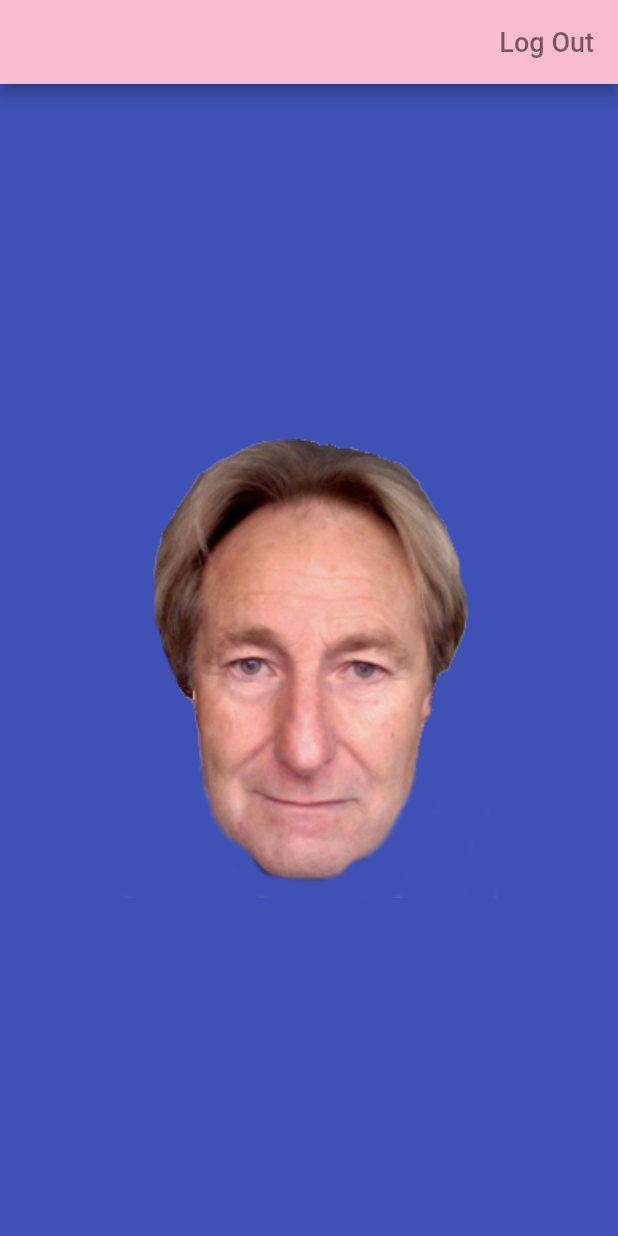
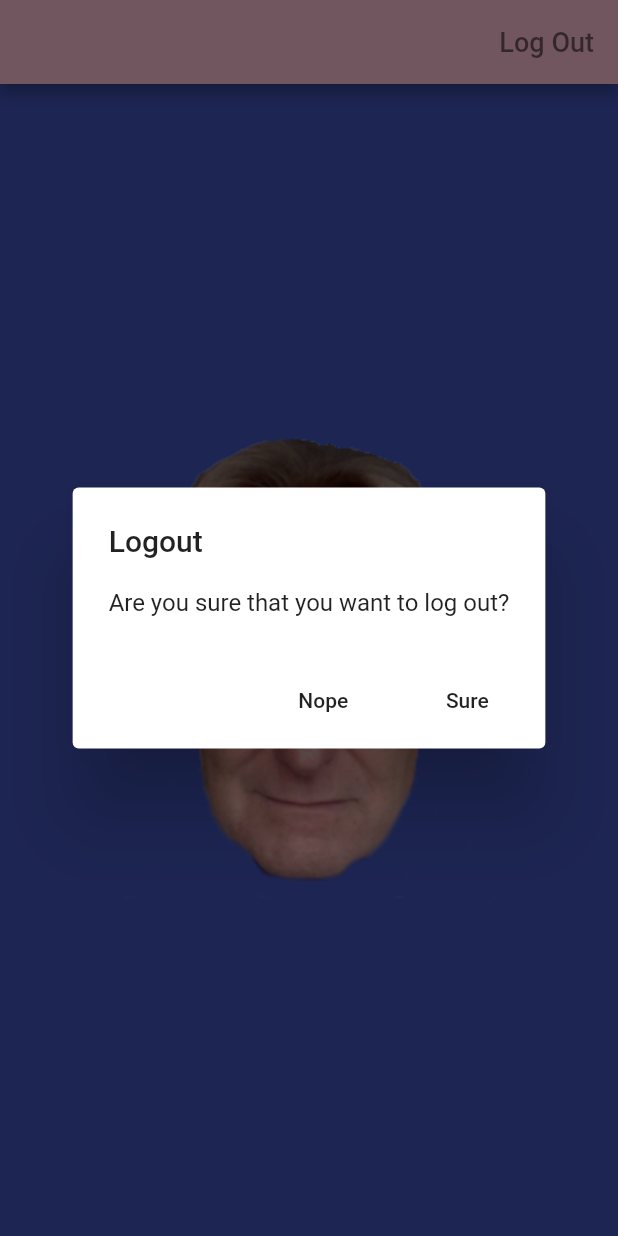
Before and after one commit to zachisit/Leo_Flutter_Mobile_App, a Flutter app: the screen it shows once a user with an empty profile is signed in, after a tap on "Log Out", on a phone screen of 412 x 824 dp. Run offline on Flutter 3.47's test engine with Material 2 defaults, Android fonts, the phone set to English and light mode, and no system bars; our stand-ins replace firebase_auth, google_sign_in; accounts and stored records are empty; network calls fail.

Commit message:
platform specific dialogs

```diff
--- a/lib/app/sign_in/email_sign_in_form.dart
+++ b/lib/app/sign_in/email_sign_in_form.dart
@@ -1,6 +1,10 @@
+
+import 'dart:io';
+
 import 'package:flutter/material.dart';
 import 'package:flutter_leo/app/utility/validators.dart';
 import 'package:flutter_leo/common_widgets/form_submit_button.dart';
+import 'package:flutter_leo/common_widgets/platform_alert_dialog.dart';
 import 'package:flutter_leo/services/auth.dart';
 
 enum EmailSignInFormType { signIn, register }
@@ -44,9 +48,11 @@ class _EmailSignInFormState extends State<EmailSignInForm> {
       }
       Navigator.of(context).pop();
     } catch (e) {
-      print('errors');
-      print(e.toString());
-      //@TODO throw alert if failed
+      PlatformAlertDialog(
+        title: 'Sign in failed',
+        content: e.toString(),
+        defaultActionText: 'OK',
+      ).show(context);
     } finally {
       setState(() {
         print('now not loading');
--- a/lib/app/sign_in/home_page_test.dart
+++ b/lib/app/sign_in/home_page_test.dart
@@ -1,5 +1,6 @@
 import 'package:assets_audio_player/assets_audio_player.dart';
 import 'package:flutter/material.dart';
+import 'package:flutter_leo/common_widgets/platform_alert_dialog.dart';
 import 'package:flutter_leo/services/auth.dart';
 import 'dart:math' as math;
 import '../../Sounds.dart';
@@ -15,6 +16,20 @@ class HomePageAction extends StatefulWidget {
     } catch (e) {
       print(e.toString());
       //@TODO: show alert dialogue to user
+    }
+  }
+
+
+  Future<void> _confirmSignOut(BuildContext context) async {
+    final didRequestSignOut = await PlatformAlertDialog(
+      title: 'Logout',
+      content: 'Are you sure that you want to log out?',
+      cancelActionText: 'Nope',
+      defaultActionText: 'Sure',
+    ).show(context);
+
+    if (didRequestSignOut == true) {
+      _signOut();
     }
   }
 
@@ -98,6 +113,7 @@ class _HomePageActionState extends State<HomePageAction>
   //   }
   // }
 
+
   @override
   Widget build(BuildContext context) {
     return Scaffold(
@@ -107,12 +123,14 @@ class _HomePageActionState extends State<HomePageAction>
           backgroundColor: Colors.pink[100],
           actions: <Widget>[
             FlatButton(
-                onPressed: widget._signOut,
+                onPressed: () => widget._confirmSignOut(context),
                 child: Text('Log Out',
                     style: TextStyle(
                       fontSize: 18.0,
                       color: Colors.black54,
-                    )))
+                    )
+                )
+            )
           ],
         ),
         body: Center(
--- a/lib/app/sign_in/sign_in_page.dart
+++ b/lib/app/sign_in/sign_in_page.dart
@@ -1,6 +1,7 @@
 import 'package:flutter/material.dart';
 import 'package:flutter_leo/app/sign_in/email_sign_in.dart';
 import 'package:flutter_leo/app/sign_in/sign_in_button.dart';
+import 'package:flutter_leo/common_widgets/platform_alert_dialog.dart';
 import 'package:flutter_leo/services/auth.dart';
 
 class SignInPage extends StatelessWidget {
@@ -12,9 +13,11 @@ class SignInPage extends StatelessWidget {
       await auth.signInAnon();
       //@TODO show dialogue
     } catch (e) {
-      print('hereee');
-      print(e.toString());
-      //@TODO: show alert dialogue to user
+      // PlatformAlertDialog(
+      //   title: 'Sign in failed',
+      //   content: e.toString(),
+      //   defaultActionText: 'OK',
+      // ).show(context);
     }
   }
 
--- /dev/null
+++ b/lib/common_widgets/platform_alert_dialog.dart
@@ -0,0 +1,100 @@
+import 'dart:io';
+
+import 'package:flutter/cupertino.dart';
+import 'package:flutter/material.dart';
+import 'package:flutter_leo/common_widgets/platform_widget.dart';
+
+class PlatformAlertDialog extends PlatformWidget {
+  PlatformAlertDialog({
+    @required this.title,
+    @required this.content,
+    @required this.defaultActionText,
+    this.cancelActionText
+  }) :  assert(title != null),
+        assert(content != null),
+        assert(defaultActionText != null);
+
+  final String title;
+  final String content;
+  final String cancelActionText;
+  final String defaultActionText;
+
+  Future<bool> show(BuildContext context) async {
+    return Platform.isIOS
+      ? await showCupertinoDialog<bool>(
+          context: (context),
+          builder: (content) => this, //object currently used
+        )
+        : await showDialog<bool>(
+          context: context,
+          barrierDismissible: true,
+          builder: (context) => this, //object currently used
+      );
+  }
+
+  @override
+  Widget buildCupertinoWidget(BuildContext context) {
+    return CupertinoAlertDialog(
+      title: Text(title),
+      content: Text(content),
+      actions: _buildActions(context)
+    );
+  }
+
+  @override
+  Widget buildMaterialWidget(BuildContext context) {
+    return AlertDialog(
+      title: Text(title),
+      content: Text(content),
+      actions: _buildActions(context),
+    );
+  }
+
+  List<Widget> _buildActions(BuildContext context) {
+    final actions = <Widget>[];
+
+    if (cancelActionText != null) {
+      actions.add(
+          PlatformAlertDialogAction(
+            child: Text(cancelActionText),
+            onPressed: () => Navigator.of(context).pop(false),
+          )
+      );
+    }
+
+    actions.add(
+        PlatformAlertDialogAction(
+          child: Text(defaultActionText),
+          onPressed: () => Navigator.of(context).pop(true),
+        )
+    );
+
+    return actions;
+  }
+}
+
+class PlatformAlertDialogAction extends PlatformWidget {
+  PlatformAlertDialogAction({
+    this.child,
+    this.onPressed
+  });
+  final Widget child;
+  final VoidCallback onPressed;
+
+  @override
+  Widget buildCupertinoWidget(BuildContext context) {
+    return CupertinoDialogAction(
+      child: child,
+      onPressed: onPressed
+    );
+  }
+
+  @override
+  Widget buildMaterialWidget(BuildContext context) {
+    return FlatButton(
+        onPressed: onPressed,
+        child: child
+    );
+  }
+
+}
--- /dev/null
+++ b/lib/common_widgets/platform_widget.dart
@@ -0,0 +1,16 @@
+import 'dart:io';
+
+import 'package:flutter/material.dart';
+
+abstract class PlatformWidget extends StatelessWidget {
+  Widget buildCupertinoWidget(BuildContext context);
+  Widget buildMaterialWidget(BuildContext context);
+
+  @override
+  Widget build(BuildContext context) {
+    if (Platform.isIOS) {
+      return buildCupertinoWidget(context);
+    }
+    return buildMaterialWidget(context);
+  }
+}
```
Also changed, not shown: 1 other file.
